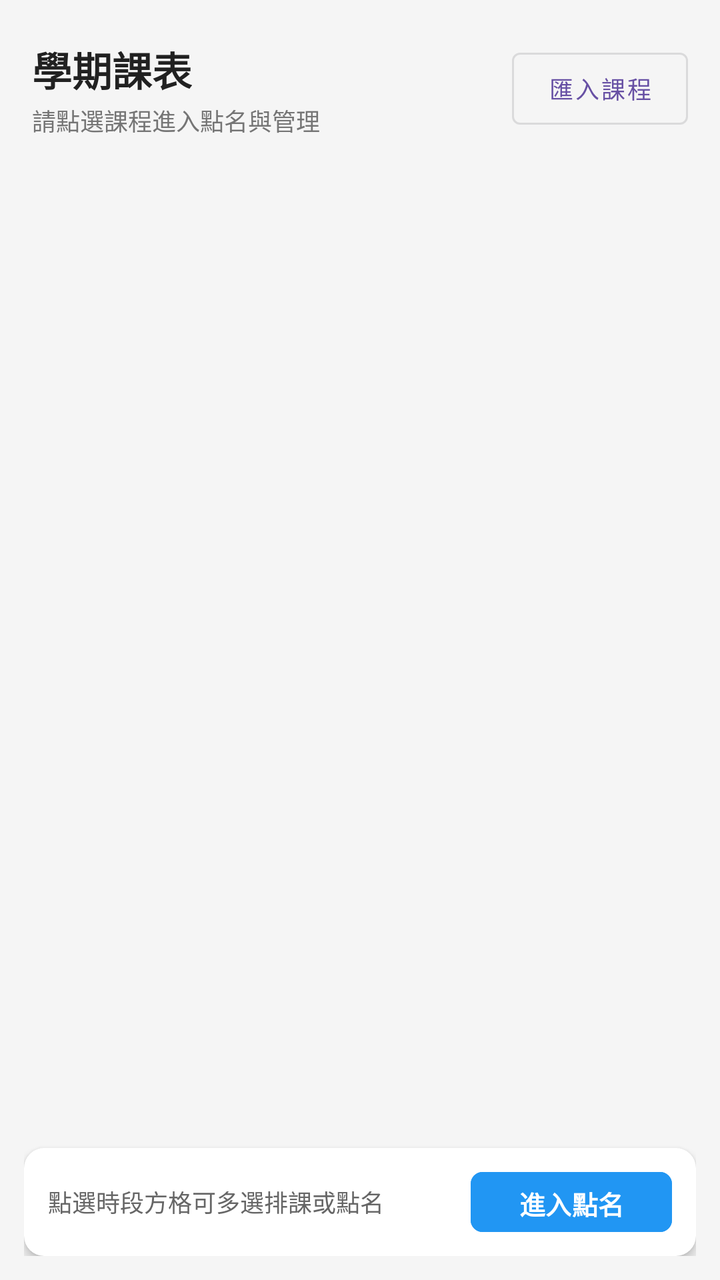
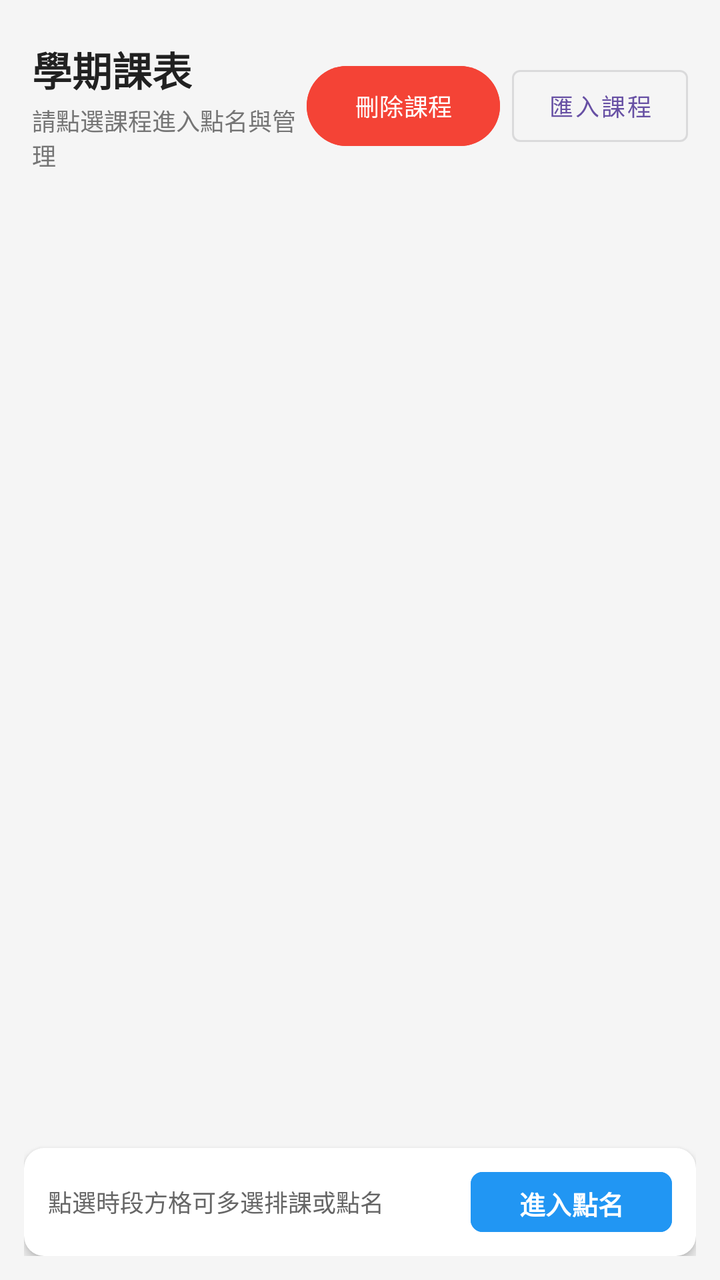

Two renders of the same Android screen: before a commit and after it. Below are the layout's source before the change and the commit's diff.
<!-- AndroidManifest.xml: application theme Theme.Bluetooth -->
<!-- res/layout/fragment_teacher_controls.xml -->
<?xml version="1.0" encoding="utf-8"?>
<FrameLayout xmlns:android="http://schemas.android.com/apk/res/android"
    xmlns:app="http://schemas.android.com/apk/res-auto"
    android:layout_width="match_parent"
    android:layout_height="match_parent"
    android:background="#F5F5F5">

    
    <LinearLayout
        android:id="@+id/layout_course_selection"
        android:layout_width="match_parent"
        android:layout_height="match_parent"
        android:orientation="vertical"
        android:padding="12dp"
        android:visibility="visible">

        
        <LinearLayout
            android:layout_width="match_parent"
            android:layout_height="wrap_content"
            android:gravity="center_vertical"
            android:orientation="horizontal"
            android:paddingHorizontal="4dp"
            android:paddingVertical="8dp">

            <LinearLayout
                android:layout_width="0dp"
                android:layout_height="wrap_content"
                android:layout_weight="1"
                android:orientation="vertical">

                <TextView
                    android:id="@+id/tv_schedule_title"
                    android:layout_width="wrap_content"
                    android:layout_height="wrap_content"
                    android:text="學期課表"
                    android:textColor="#212121"
                    android:textSize="20sp"
                    android:textStyle="bold" />

                <TextView
                    android:layout_width="wrap_content"
                    android:layout_height="wrap_content"
                    android:layout_marginTop="2dp"
                    android:text="請點選課程進入點名與管理"
                    android:textColor="#757575"
                    android:textSize="12sp" />
            </LinearLayout>

            <Button
                android:id="@+id/btn_import_csv"
                style="@style/Widget.MaterialComponents.Button.OutlinedButton"
                android:layout_width="wrap_content"
                android:layout_height="wrap_content"
                android:text="匯入課程"
                android:textSize="12sp" />
        </LinearLayout>

        
        <com.google.android.material.tabs.TabLayout
            android:id="@+id/tabs_week_days"
            android:layout_width="match_parent"
            android:layout_height="44dp"
            android:layout_marginTop="4dp"
            android:background="@android:color/transparent"
            app:tabGravity="fill"
            app:tabIndicatorColor="#2196F3"
            app:tabMode="scrollable"
            app:tabSelectedTextColor="#2196F3"
            app:tabTextColor="#666666" />

        
        <androidx.recyclerview.widget.RecyclerView
            android:id="@+id/rv_course_timeline"
            android:layout_width="match_parent"
            android:layout_height="0dp"
            android:layout_marginTop="4dp"
            android:layout_weight="1"
            android:clipToPadding="false"
            android:paddingBottom="4dp" />

        
        <androidx.cardview.widget.CardView
            android:id="@+id/card_timeline_action_bar"
            android:layout_width="match_parent"
            android:layout_height="wrap_content"
            android:layout_marginTop="4dp"
            app:cardBackgroundColor="#FFFFFF"
            app:cardCornerRadius="10dp"
            app:cardElevation="3dp">

            <LinearLayout
                android:layout_width="match_parent"
                android:layout_height="wrap_content"
                android:gravity="center_vertical"
                android:orientation="horizontal"
                android:paddingHorizontal="12dp"
                android:paddingVertical="8dp">

                <TextView
                    android:id="@+id/tv_timeline_selection_status"
                    android:layout_width="0dp"
                    android:layout_height="wrap_content"
                    android:layout_weight="1"
                    android:text="點選時段方格可多選排課或點名"
                    android:textColor="#666666"
                    android:textSize="12sp" />

                <Button
                    android:id="@+id/btn_enter_attendance_from_timeline"
                    android:layout_width="wrap_content"
                    android:layout_height="38dp"
                    android:layout_marginStart="8dp"
                    android:backgroundTint="#2196F3"
                    android:text="進入點名"
                    android:textColor="#FFFFFF"
                    android:textSize="13sp"
                    android:textStyle="bold"
                    app:cornerRadius="6dp" />
            </LinearLayout>
        </androidx.cardview.widget.CardView>
    </LinearLayout>

    
    <LinearLayout
        android:id="@+id/layout_course_detail"
        android:layout_width="match_parent"
        android:layout_height="match_parent"
        android:orientation="vertical"
        android:padding="8dp"
        android:visibility="gone">

        
        <LinearLayout
            android:layout_width="match_parent"
            android:layout_height="wrap_content"
            android:gravity="center_vertical"
            android:orientation="horizontal"
            android:paddingBottom="4dp">

            <Button
                android:id="@+id/btn_back_to_schedule"
                style="@style/Widget.MaterialComponents.Button.TextButton"
                android:layout_width="wrap_content"
                android:layout_height="wrap_content"
                android:text="← 返回課表"
                android:textColor="#1976D2"
                android:textStyle="bold" />

            <TextView
                android:id="@+id/tv_selected_course_title"
                android:layout_width="0dp"
                android:layout_height="wrap_content"
                android:layout_weight="1"
                android:gravity="end"
                android:text="人工智慧 (F609)"
                android:textColor="#333333"
                android:textSize="14sp"
                android:textStyle="bold" />
        </LinearLayout>

        
        <androidx.cardview.widget.CardView
            android:id="@+id/teacher_controls_card"
            android:layout_width="match_parent"
            android:layout_height="wrap_content"
            app:cardCornerRadius="12dp"
            app:cardElevation="2dp">

            <LinearLayout
                android:layout_width="match_parent"
                android:layout_height="wrap_content"
                android:orientation="vertical"
                android:padding="12dp">

                <TextView
                    android:id="@+id/tv_teacher_status"
                    android:layout_width="wrap_content"
                    android:layout_height="wrap_content"
                    android:layout_gravity="center"
                    android:layout_marginBottom="6dp"
                    android:text="點名系統已就緒"
                    android:textColor="#3F51B5"
                    android:textStyle="bold" />

                <Button
                    android:id="@+id/btn_attendance_toggle"
                    android:layout_width="match_parent"
                    android:layout_height="52dp"
                    android:backgroundTint="#4CAF50"
                    android:text="開始點名"
                    android:textColor="#FFFFFF"
                    android:textSize="16sp"
                    android:textStyle="bold"
                    app:cornerRadius="8dp" />

                
                <TextView
                    android:id="@+id/tv_attendance_summary"
                    android:layout_width="wrap_content"
                    android:layout_height="wrap_content"
                    android:layout_gravity="center"
                    android:layout_marginTop="8dp"
                    android:text="出席統計：0 / 0 (0%)"
                    android:textColor="#666666"
                    android:textSize="13sp"
                    android:textStyle="bold" />
            </LinearLayout>
        </androidx.cardview.widget.CardView>

        
        <com.google.android.material.tabs.TabLayout
            android:id="@+id/teacher_tabs"
            android:layout_width="match_parent"
            android:layout_height="wrap_content"
            android:layout_marginTop="8dp"
            android:background="@android:color/transparent"
            app:tabGravity="fill"
            app:tabIndicatorColor="#2196F3"
            app:tabMode="fixed"
            app:tabSelectedTextColor="#2196F3">

            <com.google.android.material.tabs.TabItem
                android:layout_width="wrap_content"
                android:layout_height="wrap_content"
                android:text="即時列表" />

            <com.google.android.material.tabs.TabItem
                android:layout_width="wrap_content"
                android:layout_height="wrap_content"
                android:text="學生名單" />

            <com.google.android.material.tabs.TabItem
                android:layout_width="wrap_content"
                android:layout_height="wrap_content"
                android:text="教室熱力圖" />

        </com.google.android.material.tabs.TabLayout>

        
        <FrameLayout
            android:layout_width="match_parent"
            android:layout_height="0dp"
            android:layout_marginTop="6dp"
            android:layout_weight="1">

            
            <LinearLayout
                android:id="@+id/layout_realtime_list"
                android:layout_width="match_parent"
                android:layout_height="match_parent"
                android:orientation="vertical"
                android:visibility="visible">

                <TextView
                    android:layout_width="match_parent"
                    android:layout_height="wrap_content"
                    android:padding="6dp"
                    android:text="即時簽到紀錄："
                    android:textColor="#333333"
                    android:textStyle="bold" />

                <ListView
                    android:id="@+id/devices_listview"
                    android:layout_width="match_parent"
                    android:layout_height="match_parent"
                    android:background="#FFFFFF" />
            </LinearLayout>

            
            <LinearLayout
                android:id="@+id/layout_student_grid_container"
                android:layout_width="match_parent"
                android:layout_height="match_parent"
                android:orientation="vertical"
                android:visibility="gone">

                
                <LinearLayout
                    android:layout_width="match_parent"
                    android:layout_height="wrap_content"
                    android:gravity="center_vertical"
                    android:orientation="horizontal"
                    android:padding="4dp">

                    <EditText
                        android:id="@+id/et_student_search"
                        android:layout_width="0dp"
                        android:layout_height="40dp"
                        android:layout_weight="1"
                        android:background="@drawable/bg_search_edittext"
                        android:hint="搜尋學號或姓名..."
                        android:paddingHorizontal="12dp"
                        android:singleLine="true"
                        android:textSize="13sp" />


                    <Button
                        android:id="@+id/btn_select_all"
                        style="@style/Widget.MaterialComponents.Button.OutlinedButton"
                        android:layout_width="wrap_content"
                        android:layout_height="36dp"
                        android:layout_marginStart="4dp"
                        android:insetTop="0dp"
                        android:insetBottom="0dp"
                        android:minHeight="0dp"
                        android:minWidth="0dp"
                        android:paddingHorizontal="10dp"
                        android:paddingVertical="0dp"
                        android:text="全選"
                        android:textColor="@color/black"
                        android:textSize="12sp"
                        app:cornerRadius="6dp"
                        app:strokeColor="@color/black"
                        app:strokeWidth="1dp" />
                </LinearLayout>

                <androidx.recyclerview.widget.RecyclerView
                    android:id="@+id/rv_student_grid"
                    android:layout_width="match_parent"
                    android:layout_height="match_parent"
                    android:layout_marginTop="4dp"
                    android:background="#FFFFFF" />
            </LinearLayout>

            
            <LinearLayout
                android:id="@+id/layout_heatmap_container"
                android:layout_width="match_parent"
                android:layout_height="match_parent"
                android:orientation="vertical"
                android:visibility="gone">

                <TextView
                    android:id="@+id/tv_heatmap_status"
                    android:layout_width="wrap_content"
                    android:layout_height="wrap_content"
                    android:layout_gravity="center_horizontal"
                    android:padding="4dp"
                    android:text="教室學生分布熱點圖 (估計)"
                    android:textColor="#333333"
                    android:textSize="14sp"
                    android:textStyle="bold" />

                <TextView
                    android:id="@+id/tv_heatmap_student_count"
                    android:layout_width="wrap_content"
                    android:layout_height="wrap_content"
                    android:layout_gravity="center_horizontal"
                    android:paddingBottom="6dp"
                    android:text="偵測到學生數: 0"
                    android:textColor="#666666"
                    android:textSize="12sp" />

                <com.mcu.bluetooth.HeatmapView
                    android:id="@+id/heatmap_view"
                    android:layout_width="match_parent"
                    android:layout_height="0dp"
                    android:layout_weight="1" />
            </LinearLayout>

        </FrameLayout>
    </LinearLayout>

</FrameLayout>
<!-- resources referenced by this layout -->
<resources>
  <color name="black">#FF000000</color>
  <!-- drawable bg_search_edittext (drawable) -->
  <?xml version="1.0" encoding="utf-8"?>
  <shape xmlns:android="http://schemas.android.com/apk/res/android">
      <solid android:color="#FFFFFF" />
      <corners android:radius="20dp" />
      <stroke
          android:width="1dp"
          android:color="#DDDDDD" />
  </shape>
  <style name="Theme.Bluetooth" parent="Base.Theme.Bluetooth" />
  <style name="Base.Theme.Bluetooth" parent="Theme.Material3.DayNight.NoActionBar">
          
          
      </style>
</resources>

<!-- the commit's change to res/layout/fragment_teacher_controls.xml (unified diff, before → after) -->
@@ -46,6 +46,16 @@
                     android:textColor="#757575"
                     android:textSize="12sp" />
             </LinearLayout>
+
+            <Button
+                android:id="@+id/btn_delete_course"
+                android:layout_width="wrap_content"
+                android:layout_height="wrap_content"
+                android:layout_marginEnd="6dp"
+                android:backgroundTint="#F44336"
+                android:text="刪除課程"
+                android:textColor="#FFFFFF"
+                android:textSize="12sp" />
 
             <Button
                 android:id="@+id/btn_import_csv"
